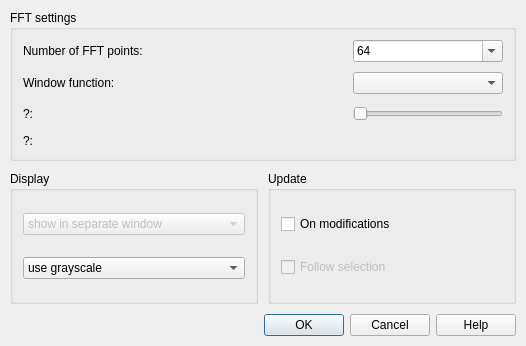
Before: the Qt Designer form plugins/sonagram/SonagramDlg.ui in KDE/kwave, drawn with Qt 5.
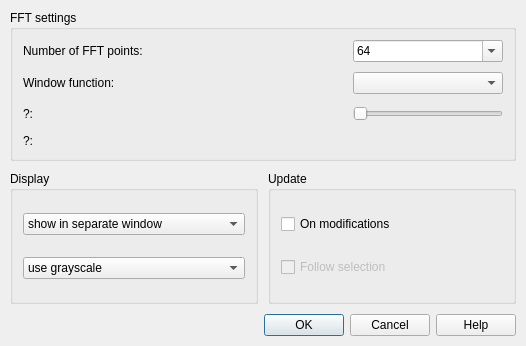
After: the same form once the commit is applied. Custom widgets are drawn as their Qt base class.

```diff
--- a/plugins/sonagram/SonagramDlg.ui
+++ b/plugins/sonagram/SonagramDlg.ui
@@ -287,7 +287,7 @@
       <item>
        <widget class="QComboBox" name="cbLocation">
         <property name="enabled">
-         <bool>false</bool>
+         <bool>true</bool>
         </property>
         <item>
          <property name="text">
```
